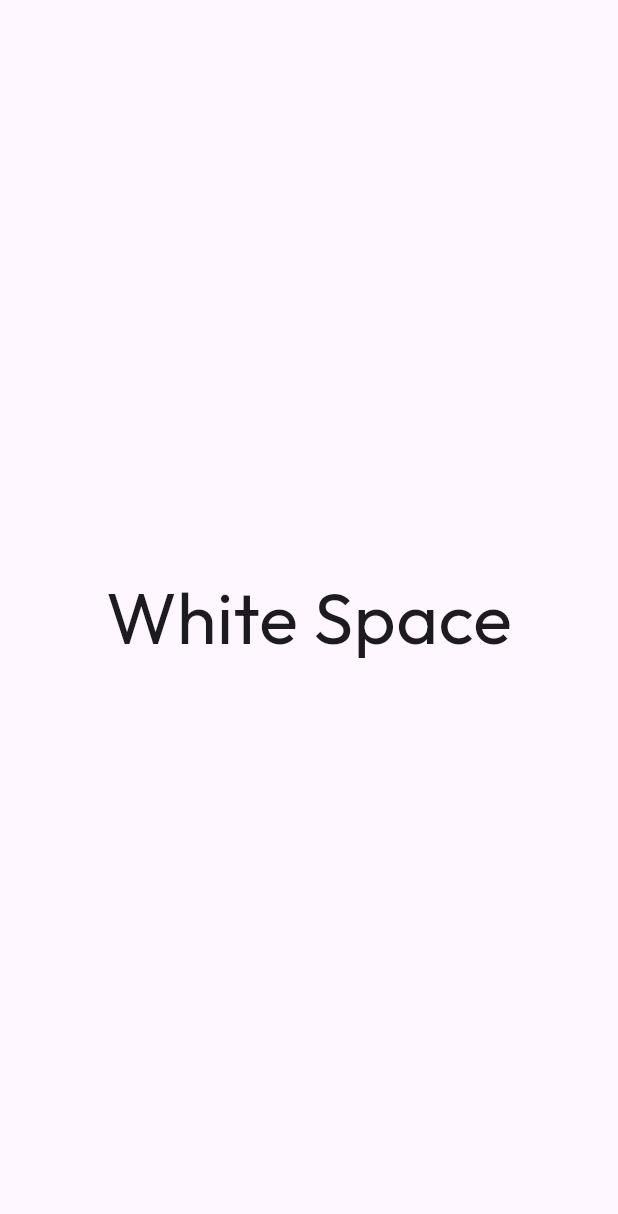
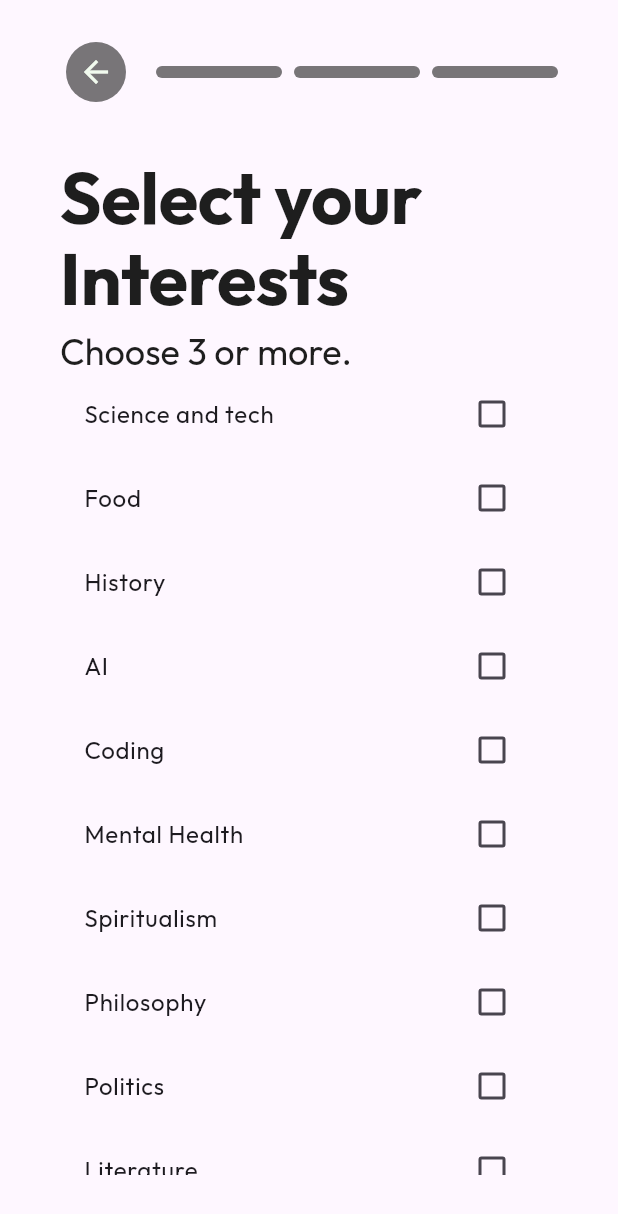
Before and after one commit to TooDEVotional/WhiteSpace, a Flutter app: the screen it shows after launch, on a phone screen of 412 x 824 dp. Shown: the top 1214 px of the screen. Run offline on Flutter 3.47's test engine with Material 3 defaults, Android fonts, the phone set to English and light mode, and no system bars; our stand-ins replace dio, flutter_svg, gap, google_fonts, image_picker.

Commit message:
Add new screens for login and onboarding and (inteest page)

```diff
--- /dev/null
+++ b/lib/components/interest_list.dart
@@ -0,0 +1,54 @@
+import 'package:flutter/material.dart';
+
+class InterestList extends StatefulWidget {
+  const InterestList({Key? key}) : super(key: key);
+
+  @override
+  State<InterestList> createState() => _InterestListState();
+}
+
+class _InterestListState extends State<InterestList> {
+  List<String> interests = [
+    'Science and tech',
+    'Food',
+    'History',
+    'AI',
+    'Coding',
+    'Mental Health',
+    'Spiritualism',
+    'Philosophy',
+    'Politics',
+    'Literature',
+    'Startups',
+  ];
+
+  final _selectedInterests = <String>[];
+
+  @override
+  Widget build(BuildContext context) {
+    return ListView.builder(
+      itemCount: interests.length,
+      itemBuilder: (context, index) {
+        final interest = interests[index];
+        final isSelected = _selectedInterests.contains(interest);
+        return CheckboxListTile(
+          checkColor: Theme.of(context).primaryColor,
+          activeColor: Theme.of(context).secondaryHeaderColor,
+          title: Text(interest),
+          value: isSelected,
+          onChanged: (value) {
+            setState(() {
+              if (value != null) {
+                if (value) {
+                  _selectedInterests.add(interest);
+                } else {
+                  _selectedInterests.remove(interest);
+                }
+              }
+            });
+          },
+        );
+      },
+    );
+  }
+}
--- a/lib/main.dart
+++ b/lib/main.dart
@@ -5,6 +5,8 @@ import 'package:white_space/pages/feed_screens/feed_page.dart';
 import 'package:white_space/pages/feed_screens/home_page.dart';
 
 import 'package:white_space/pages/login_screens/email_screen.dart';
+import 'package:white_space/pages/login_screens/interests_screen.dart';
+import 'package:white_space/pages/onboarding_screens/first_onb_page.dart';
 import 'package:white_space/pages/splash_screen.dart';
 
 void main() {
@@ -60,7 +62,7 @@ class MyApp extends StatelessWidget {
           ),
         ),
       ),
-      home: SplashScreen(),
+      home: InterestScreen(),
     );
   }
 }
--- /dev/null
+++ b/lib/pages/login_screens/interests_screen.dart
@@ -0,0 +1,101 @@
+import 'package:flutter/material.dart';
+import 'package:flutter_svg/svg.dart';
+import 'package:gap/gap.dart';
+import 'package:white_space/components/interest_list.dart';
+
+class InterestScreen extends StatefulWidget {
+  const InterestScreen({super.key});
+
+  @override
+  State<InterestScreen> createState() => _InterestScreenState();
+}
+
+class _InterestScreenState extends State<InterestScreen> {
+  bool? isChecked = false;
+  @override
+  Widget build(BuildContext context) {
+    double width = MediaQuery.of(context).size.width;
+    double height = MediaQuery.of(context).size.height;
+    var padding = MediaQuery.of(context).padding;
+    double newheight = height - padding.top - padding.bottom;
+
+    return Scaffold(
+        body: SafeArea(
+            child: Padding(
+      padding: const EdgeInsets.all(24.0),
+      child: Column(
+        crossAxisAlignment: CrossAxisAlignment.start,
+        children: [
+          // Gap(16),
+          Row(
+            mainAxisAlignment: MainAxisAlignment.center,
+            children: [
+              //Gap(16),
+              IconButton.filled(
+                  onPressed: null,
+                  icon: Icon(
+                    Icons.arrow_back,
+                    color: Theme.of(context).primaryColor,
+                  ),
+                  style: ButtonStyle(
+                      backgroundColor: MaterialStateProperty.all(
+                          Color(0xFF1E1E1E).withOpacity(0.6)),
+                      shape: MaterialStateProperty.all(CircleBorder()))),
+              Gap(16),
+              Container(
+                height: 8,
+                width: 84,
+                decoration: BoxDecoration(
+                  color: Color(0xFF1E1E1E).withOpacity(0.6),
+                  borderRadius: BorderRadius.circular(10),
+                ),
+              ),
+              Gap(8),
+              Container(
+                height: 8,
+                width: 84,
+                decoration: BoxDecoration(
+                  color: Color(0xFF1E1E1E).withOpacity(0.6),
+                  borderRadius: BorderRadius.circular(10),
+                ),
+              ),
+              Gap(8),
+              Container(
+                height: 8,
+                width: 84,
+                decoration: BoxDecoration(
+                  color: Color(0xFF1E1E1E).withOpacity(0.6),
+                  borderRadius: BorderRadius.circular(10),
+                ),
+              ),
+            ],
+          ),
+          Gap(16),
+          Padding(
+            padding: const EdgeInsets.all(16.0),
+            child: Column(
+              mainAxisAlignment: MainAxisAlignment.start,
+              crossAxisAlignment: CrossAxisAlignment.start,
+              children: [
+                Text(
+                  "Select your Interests",
+                  style: Theme.of(context).textTheme.displayLarge,
+                ),
+                Gap(8),
+                Text(
+                  "Choose 3 or more.",
+                  style: Theme.of(context).textTheme.displayMedium,
+                ),
+                Container(
+                  height: newheight - (newheight*0.35),
+                  width: width - 56,
+                  child: InterestList(),
+                )
+              ],
+            ),
+          )
+        ],
+      ),
+    )));
+  }
+}
```
Also changed, not shown: lib/pages/onboarding_screens/first_onb_page.dart (added, +90 -0 lines), assets/onboarding1.png (added).
